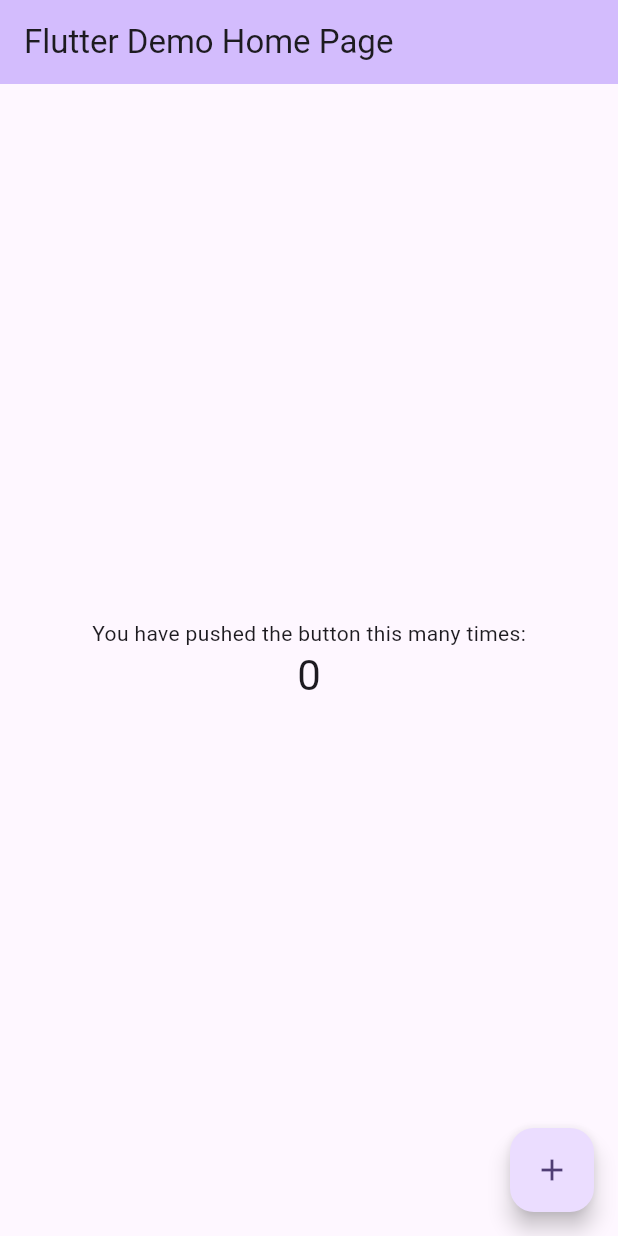
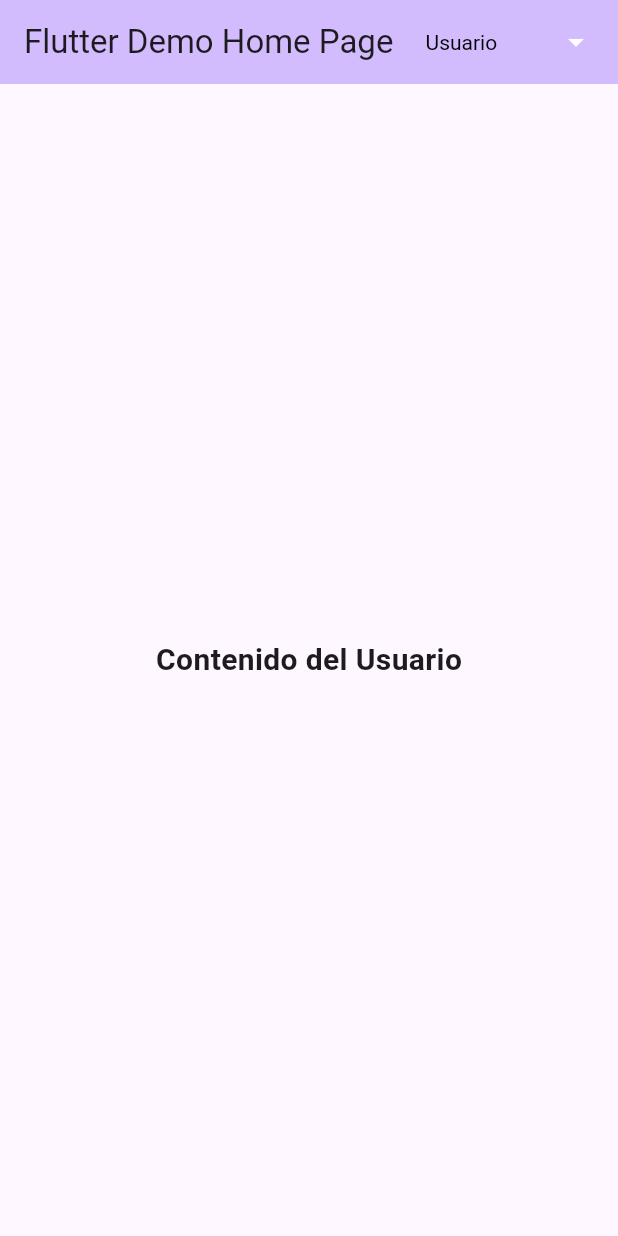
Before and after one commit to lunaanelia/DS_Practica, a Flutter app: the screen it shows after launch, on a phone screen of 412 x 824 dp. Run offline on Flutter 3.47's test engine with Material 3 defaults, Android fonts, the phone set to English and light mode, and no system bars.

Commit message:
factointerfaz de usuario naciendo

```diff
--- a/practica4/libros_pelis/lib/factoria.dart
+++ b/practica4/libros_pelis/lib/factoria.dart
@@ -1,4 +1,3 @@
-import 'package:libros_pelis/producto.dart';
 import 'package:libros_pelis/libro.dart';
 import 'package:libros_pelis/pelicula.dart';
 import 'package:libros_pelis/gestor.dart';
--- a/practica4/libros_pelis/lib/main.dart
+++ b/practica4/libros_pelis/lib/main.dart
@@ -1,4 +1,6 @@
 import 'package:flutter/material.dart';
+//import 'package:libros_pelis/gestor.dart';
+
 
 void main() {
   runApp(const MyApp());
@@ -38,14 +40,6 @@ class MyApp extends StatelessWidget {
 class MyHomePage extends StatefulWidget {
   const MyHomePage({super.key, required this.title});
 
-  // This widget is the home page of your application. It is stateful, meaning
-  // that it has a State object (defined below) that contains fields that affect
-  // how it looks.
-
-  // This class is the configuration for the state. It holds the values (in this
-  // case the title) provided by the parent (in this case the App widget) and
-  // used by the build method of the State. Fields in a Widget subclass are
-  // always marked "final".
 
   final String title;
 
@@ -54,69 +48,86 @@ class MyHomePage extends StatefulWidget {
 }
 
 class _MyHomePageState extends State<MyHomePage> {
-  int _counter = 0;
+  //final Gestor _gestor = Gestor([]);
+  String _rolSeleccionado = "Usuario";
+  static const List<String> usuarios = <String>['Administrador', 'Usuario'];
 
-  void _incrementCounter() {
+
+  _cambiarRol (String? nuevoRol) {
+
     setState(() {
-      // This call to setState tells the Flutter framework that something has
-      // changed in this State, which causes it to rerun the build method below
-      // so that the display can reflect the updated values. If we changed
-      // _counter without calling setState(), then the build method would not be
-      // called again, and so nothing would appear to happen.
-      _counter++;
+      this._rolSeleccionado = nuevoRol!;
     });
+
+    if (_rolSeleccionado=="Usuario") {
+
+    }
+    else if (_rolSeleccionado=="Administrador") {
+
+    }
+  }
+
+  Widget _seccionAdministrador() {
+    return Center(
+      child: Column(
+        mainAxisAlignment: MainAxisAlignment.center,
+        children: const [
+          Text(
+            'Contenido del Administrador',
+            style: TextStyle(fontSize: 20, fontWeight: FontWeight.bold),
+          ),
+          // Otros widgets aquí
+        ],
+      ),
+    );
+  }
+
+  Widget _seccionUsuario() {
+    return Center(
+      child: Column(
+        mainAxisAlignment: MainAxisAlignment.center,
+        children: const [
+          Text(
+            'Contenido del Usuario',
+            style: TextStyle(fontSize: 20, fontWeight: FontWeight.bold),
+          ),
+          // Otros widgets aquí
+        ],
+      ),
+    );
   }
 
   @override
   Widget build(BuildContext context) {
-    // This method is rerun every time setState is called, for instance as done
-    // by the _incrementCounter method above.
-    //
-    // The Flutter framework has been optimized to make rerunning build methods
-    // fast, so that you can just rebuild anything that needs updating rather
-    // than having to individually change instances of widgets.
     return Scaffold(
       appBar: AppBar(
-        // TRY THIS: Try changing the color here to a specific color (to
-        // Colors.amber, perhaps?) and trigger a hot reload to see the AppBar
-        // change color while the other colors stay the same.
         backgroundColor: Theme.of(context).colorScheme.inversePrimary,
-        // Here we take the value from the MyHomePage object that was created by
-        // the App.build method, and use it to set our appbar title.
         title: Text(widget.title),
+        actions: [
+          DropdownButtonHideUnderline(
+            child: DropdownButton<String>(
+              value: _rolSeleccionado,
+              icon: const Icon(Icons.arrow_drop_down, color: Colors.white),
+              dropdownColor: Colors.white,
+              style: const TextStyle(color: Colors.black),
+              onChanged: (String? newValue) {
+                _cambiarRol(newValue);
+              },
+              items: usuarios.map<DropdownMenuItem<String>>((String value) {
+                return DropdownMenuItem<String>(
+                  value: value,
+                  child: Text(value),
+                );
+              }).toList(),
+            ),
+          ),
+          const SizedBox(width: 16), // Espacio a la derecha
+        ],
       ),
-      body: Center(
-        // Center is a layout widget. It takes a single child and positions it
-        // in the middle of the parent.
-        child: Column(
-          // Column is also a layout widget. It takes a list of children and
-          // arranges them vertically. By default, it sizes itself to fit its
-          // children horizontally, and tries to be as tall as its parent.
-          //
-          // Column has various properties to control how it sizes itself and
-          // how it positions its children. Here we use mainAxisAlignment to
-          // center the children vertically; the main axis here is the vertical
-          // axis because Columns are vertical (the cross axis would be
-          // horizontal).
-          //
-          // TRY THIS: Invoke "debug painting" (choose the "Toggle Debug Paint"
-          // action in the IDE, or press "p" in the console), to see the
-          // wireframe for each widget.
-          mainAxisAlignment: MainAxisAlignment.center,
-          children: <Widget>[
-            const Text('You have pushed the button this many times:'),
-            Text(
-              '$_counter',
-              style: Theme.of(context).textTheme.headlineMedium,
-            ),
-          ],
-        ),
-      ),
-      floatingActionButton: FloatingActionButton(
-        onPressed: _incrementCounter,
-        tooltip: 'Increment',
-        child: const Icon(Icons.add),
-      ), // This trailing comma makes auto-formatting nicer for build methods.
+      body: _rolSeleccionado == "Administrador"
+          ? _seccionAdministrador()
+          : _seccionUsuario(),
     );
   }
+
 }
```
